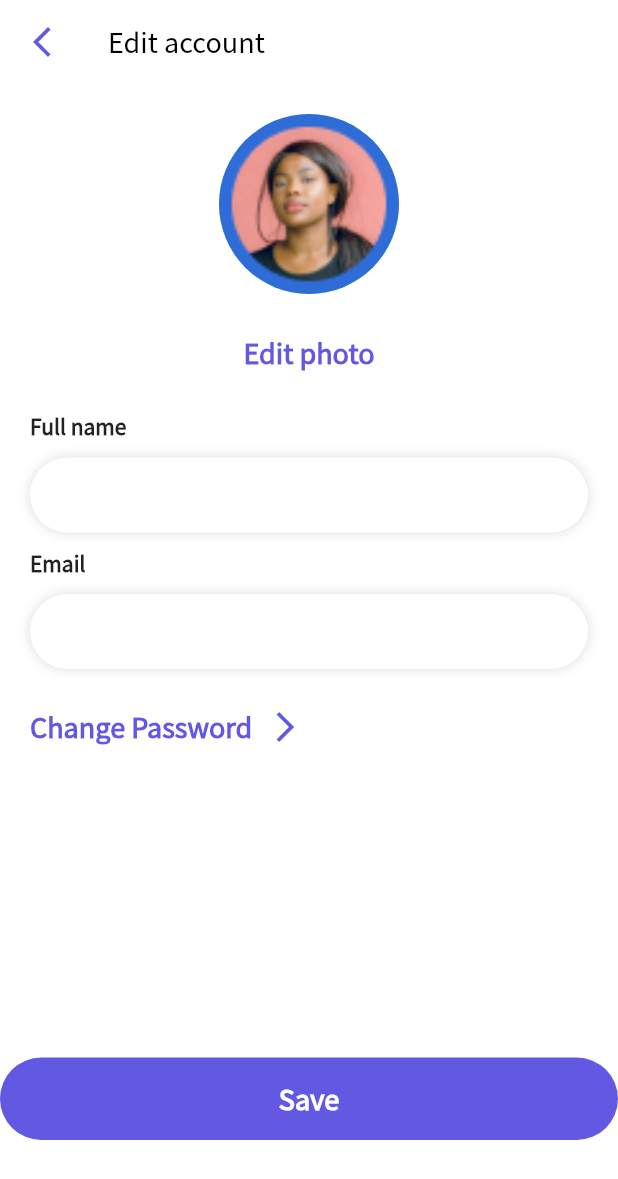
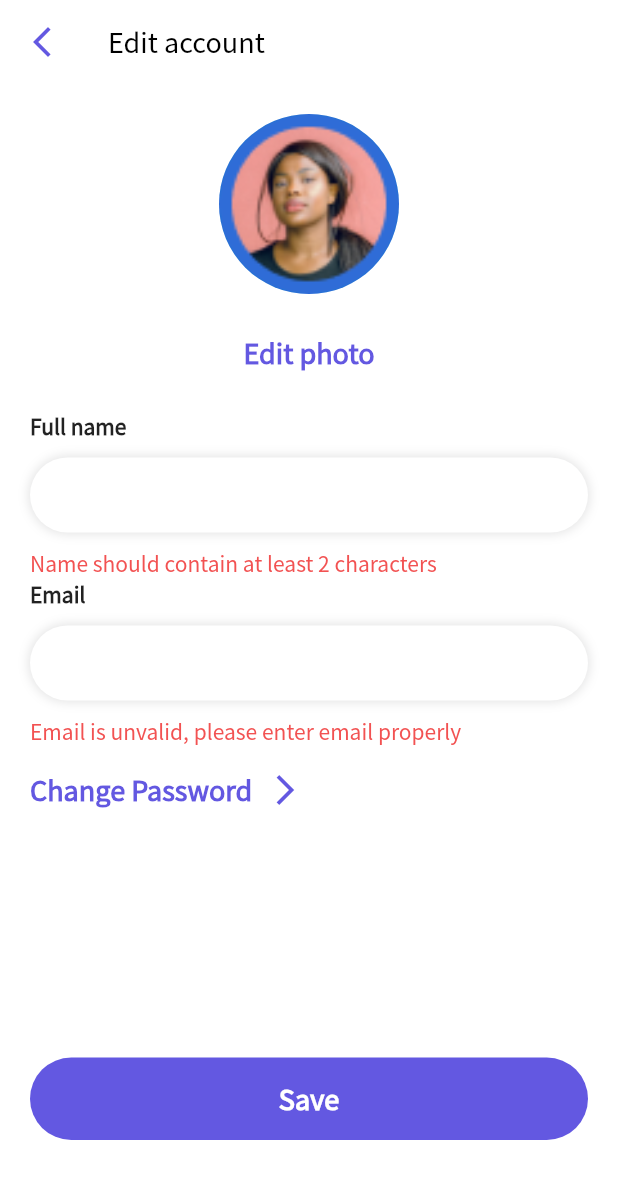
Before and after one commit to perpetio/fitness, a Flutter app: the EditAccountScreen screen opened directly, after a tap on "Save", on a phone screen of 412 x 824 dp. Shown: the top 1179 px of the screen. Run offline on Flutter 3.47's test engine with Material 2 defaults, Android fonts, the phone set to English and light mode, and no system bars; our stand-ins replace bloc, dots_indicator, firebase_auth, firebase_core, firebase_storage, flutter_bloc and 3 more; accounts and stored records are empty.

Commit message:
[FT-13] added error checking

```diff
--- a/lib/screens/common_widgets/settings_container.dart
+++ b/lib/screens/common_widgets/settings_container.dart
@@ -28,7 +28,6 @@ class SettingsContainer extends StatelessWidget {
         ),
         width: double.infinity,
         height: 50,
-        margin: const EdgeInsets.symmetric(horizontal: 20),
         decoration: BoxDecoration(
           borderRadius: BorderRadius.circular(40),
           color: ColorConstants.white,
--- a/lib/screens/edit_account/edit_account_screen.dart
+++ b/lib/screens/edit_account/edit_account_screen.dart
@@ -4,17 +4,39 @@ import 'package:firebase_auth/firebase_auth.dart';
 import 'package:fitness_flutter/core/const/color_constants.dart';
 import 'package:fitness_flutter/core/const/path_constants.dart';
 import 'package:fitness_flutter/core/const/text_constants.dart';
+import 'package:fitness_flutter/core/service/validation_service.dart';
 import 'package:fitness_flutter/screens/common_widgets/fitness_button.dart';
+import 'package:fitness_flutter/screens/common_widgets/fitness_loading.dart';
 import 'package:fitness_flutter/screens/common_widgets/settings_container.dart';
 import 'package:fitness_flutter/screens/common_widgets/settings_textfield.dart';
 import 'package:fitness_flutter/screens/edit_account/bloc/edit_account_bloc.dart';
 import 'package:flutter/material.dart';
 import 'package:flutter_bloc/flutter_bloc.dart';
 
-class EditAccountScreen extends StatelessWidget {
+class EditAccountScreen extends StatefulWidget {
   EditAccountScreen({Key? key}) : super(key: key);
+
+  @override
+  _EditAccountScreenState createState() => _EditAccountScreenState();
+}
+
+class _EditAccountScreenState extends State<EditAccountScreen> {
   final TextEditingController _nameController = TextEditingController();
   final TextEditingController _emailController = TextEditingController();
+  final User? user = FirebaseAuth.instance.currentUser;
+  bool isNameInvalid = false;
+  bool isEmailInvalid = false;
+  late String userName;
+  late String userEmail;
+
+  @override
+  void initState() {
+    userName = user?.displayName ?? "No Username";
+    userEmail = user?.email ?? 'No email';
+    _nameController.text = userName;
+    _emailController.text = userEmail;
+    super.initState();
+  }
 
   @override
   Widget build(BuildContext context) {
@@ -39,7 +61,7 @@ class EditAccountScreen extends StatelessWidget {
       child: BlocConsumer<EditAccountBloc, EditAccountState>(
         buildWhen: (_, currState) => currState is EditAccountInitial || currState is EditAccountProgress,
         builder: (context, state) {
-          if (state is EditAccountProgress) return Center(child: CircularProgressIndicator());
+          if (state is EditAccountProgress) return Stack(children: [_editAccountContent(context), FitnessLoading()]);
           return _editAccountContent(context);
         },
         listenWhen: (_, currState) => true,
@@ -50,17 +72,12 @@ class EditAccountScreen extends StatelessWidget {
 
   Widget _editAccountContent(BuildContext context) {
     EditAccountBloc _bloc = BlocProvider.of<EditAccountBloc>(context);
-    final User? user = FirebaseAuth.instance.currentUser;
     final photoUrl = user?.photoURL ?? null;
-    final userName = user?.displayName ?? "No Username";
-    final userEmail = user?.email ?? 'No email';
-    _nameController.text = userName;
-    _emailController.text = userEmail;
     double height = MediaQuery.of(context).size.height;
     return SafeArea(
       child: SingleChildScrollView(
         child: Padding(
-          padding: EdgeInsets.only(top: 20.0),
+          padding: EdgeInsets.only(top: 20.0, left: 20.0, right: 20.0),
           child: SizedBox(
             height: height - 140,
             child: Column(crossAxisAlignment: CrossAxisAlignment.start, children: [
@@ -77,20 +94,20 @@ class EditAccountScreen extends StatelessWidget {
                     child: Text('Edit photo', style: TextStyle(fontSize: 18, fontWeight: FontWeight.bold, color: ColorConstants.primaryColor))),
               ),
               SizedBox(height: 15),
-              Padding(padding: EdgeInsets.symmetric(horizontal: 20), child: Text('Full name', style: TextStyle(fontWeight: FontWeight.w600))),
+              Text('Full name', style: TextStyle(fontWeight: FontWeight.w600)),
               SettingsContainer(
                   child: SettingsTextField(
                 controller: _nameController,
               )),
-              Padding(padding: EdgeInsets.symmetric(horizontal: 20.0), child: Text('Email', style: TextStyle(fontWeight: FontWeight.w600))),
+              if (isNameInvalid) Text('Name should contain at least 2 characters', style: TextStyle(color: ColorConstants.errorColor)),
+              Text('Email', style: TextStyle(fontWeight: FontWeight.w600)),
               SettingsContainer(
                   child: SettingsTextField(
                 controller: _emailController,
               )),
+              if (isEmailInvalid) Text(TextConstants.emailErrorText, style: TextStyle(color: ColorConstants.errorColor)),
               SizedBox(height: 15),
-              Padding(
-                padding: EdgeInsets.symmetric(horizontal: 20),
-                child: InkWell(
+              InkWell(
                 onTap: () {
                   print('tapped');
                 },
@@ -103,14 +120,22 @@ class EditAccountScreen extends StatelessWidget {
                   ],
                 ),
               ),
-              ),
               Spacer(),
               FitnessButton(
                 title: 'Save',
                 isEnabled: true,
                 onTap: () {
+                  FocusScope.of(context).unfocus();
+                  setState(() {
+                    isNameInvalid = !(_nameController.text.length > 1);
+                    isEmailInvalid = !ValidationService.email(_emailController.text);
+                  });
+                  if (!(isNameInvalid || isEmailInvalid)) {
                     if (userName != _nameController.text || userEmail != _emailController.text) {
                       _bloc.add(ChangeUserData(displayName: _nameController.text, email: _emailController.text));
+                      userName = _nameController.text;
+                      userEmail = _emailController.text;
+                    }
                   }
                 },
               ),
--- a/lib/screens/settings/settings_screen.dart
+++ b/lib/screens/settings/settings_screen.dart
@@ -4,9 +4,11 @@ import 'package:firebase_auth/firebase_auth.dart';
 import 'package:fitness_flutter/core/const/color_constants.dart';
 import 'package:fitness_flutter/core/const/path_constants.dart';
 import 'package:fitness_flutter/core/const/text_constants.dart';
+import 'package:fitness_flutter/core/service/auth_service.dart';
 import 'package:fitness_flutter/screens/common_widgets/settings_container.dart';
 import 'package:fitness_flutter/screens/edit_account/edit_account_screen.dart';
 import 'package:fitness_flutter/screens/settings/bloc/bloc/settings_bloc.dart';
+import 'package:fitness_flutter/screens/sign_in/page/sign_in_page.dart';
 import 'package:flutter/material.dart';
 import 'package:flutter_bloc/flutter_bloc.dart';
 import 'package:url_launcher/url_launcher.dart';
@@ -46,7 +48,7 @@ class _SettingsScreenState extends State<SettingsScreen> {
     return SafeArea(
       child: SingleChildScrollView(
         child: Padding(
-          padding: EdgeInsets.only(top: 20.0),
+          padding: EdgeInsets.only(top: 20.0, left: 20.0, right: 20.0),
           child: Column(children: [
             Stack(alignment: Alignment.topRight, children: [
               Center(
@@ -79,7 +81,15 @@ class _SettingsScreenState extends State<SettingsScreen> {
                 child: Text(TextConstants.rateUsOn + '${Platform.isIOS ? 'App store' : 'Play market'}',
                     style: TextStyle(fontSize: 17, fontWeight: FontWeight.w500))),
             SettingsContainer(child: Text(TextConstants.terms, style: TextStyle(fontSize: 17, fontWeight: FontWeight.w500))),
-            SettingsContainer(child: Text(TextConstants.signOut, style: TextStyle(fontSize: 17, fontWeight: FontWeight.w500))),
+            SettingsContainer(
+                child: Text(TextConstants.signOut, style: TextStyle(fontSize: 17, fontWeight: FontWeight.w500)),
+                onTap: () {
+                  AuthService.signOut();
+                  Navigator.pushReplacement(
+                    context,
+                    MaterialPageRoute(builder: (_) => SignInPage()),
+                  );
+                }),
             SizedBox(height: 15),
             Text(TextConstants.joinUs, style: TextStyle(fontSize: 18, fontWeight: FontWeight.w600)),
             SizedBox(height: 15),
--- a/lib/screens/sign_in/widget/sign_in_content.dart
+++ b/lib/screens/sign_in/widget/sign_in_content.dart
@@ -142,12 +142,9 @@ class SignInContent extends StatelessWidget {
       child: BlocBuilder<SignInBloc, SignInState>(
         buildWhen: (_, currState) => currState is SignInButtonEnableChangedState,
         builder: (context, state) {
-          return GestureDetector(
-            child: FitnessButton(
-              title: TextConstants.signIn,
-              isEnabled: state is SignInButtonEnableChangedState ? state.isEnabled : false,
-              onTap: () {},
-            ),
+          return FitnessButton(
+            title: TextConstants.signIn,
+            isEnabled: state is SignInButtonEnableChangedState ? state.isEnabled : false,
             onTap: () {
               FocusScope.of(context).unfocus();
               bloc.add(SignInTappedEvent());
```
Also changed, not shown: lib/screens/sign_up/page/sign_up_page.dart (+3 -8 lines). Lines whose indentation alone changed are shown as unchanged.
